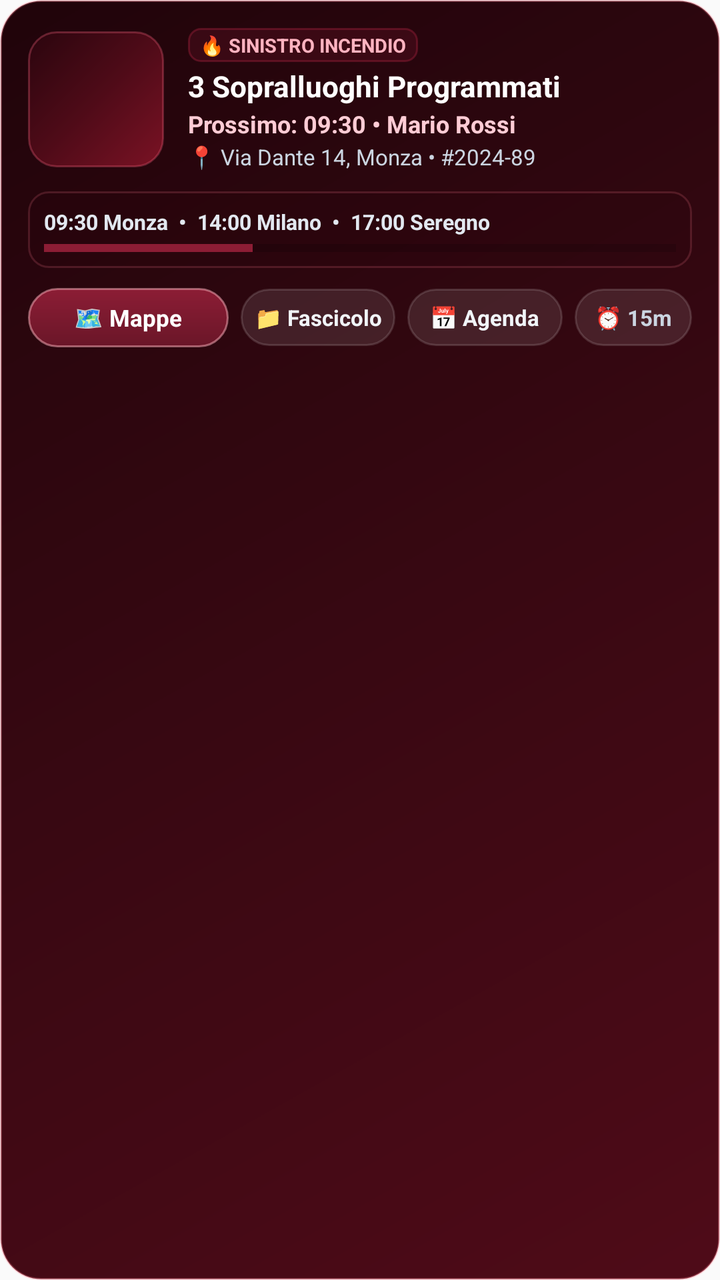
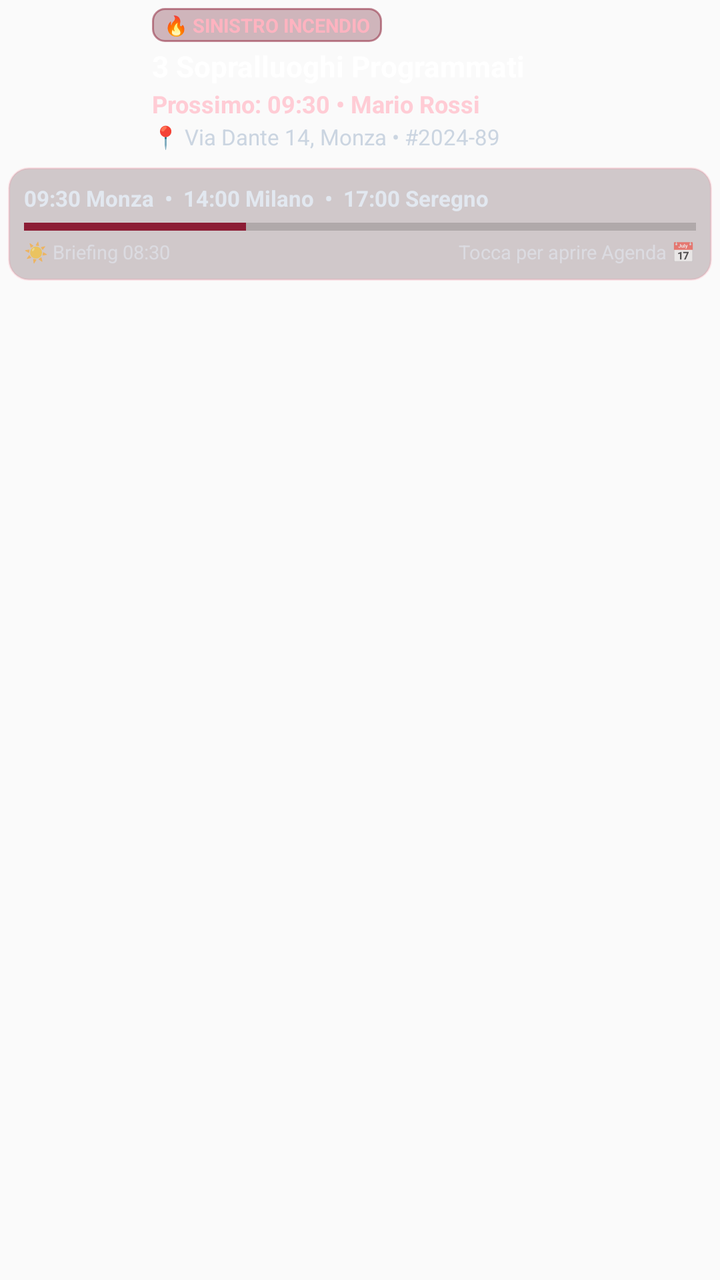

The first picture is an Android layout as it rendered before a commit; the second is the same layout after the commit. The layout source and the unified diff follow.
<!-- AndroidManifest.xml: application theme Theme.AssistentePeritoMobile -->
<!-- res/layout/view_notification_briefing_expanded.xml -->
<?xml version="1.0" encoding="utf-8"?>
<LinearLayout xmlns:android="http://schemas.android.com/apk/res/android"
    android:id="@+id/notif_expanded_root"
    android:layout_width="match_parent"
    android:layout_height="wrap_content"
    android:background="@drawable/bg_notification_card"
    android:orientation="vertical"
    android:padding="14dp">

    
    <LinearLayout
        android:layout_width="match_parent"
        android:layout_height="wrap_content"
        android:gravity="center_vertical"
        android:orientation="horizontal">

        
        <ImageView
            android:id="@+id/notif_expanded_cover"
            android:layout_width="68dp"
            android:layout_height="68dp"
            android:background="@drawable/bg_notification_cover"
            android:contentDescription="Copertina Data e Stato"
            android:scaleType="centerCrop" />

        
        <LinearLayout
            android:layout_width="0dp"
            android:layout_height="wrap_content"
            android:layout_marginStart="12dp"
            android:layout_weight="1"
            android:orientation="vertical">

            
            <TextView
                android:id="@+id/notif_expanded_category"
                android:layout_width="wrap_content"
                android:layout_height="wrap_content"
                android:background="@drawable/bg_category_pill"
                android:ellipsize="end"
                android:maxLines="1"
                android:paddingStart="6dp"
                android:paddingTop="2dp"
                android:paddingEnd="6dp"
                android:paddingBottom="2dp"
                android:text="🔥 SINISTRO INCENDIO"
                android:textColor="#FFFFB3C0"
                android:textSize="9.5sp"
                android:textStyle="bold" />

            
            <TextView
                android:id="@+id/notif_expanded_title"
                android:layout_width="match_parent"
                android:layout_height="wrap_content"
                android:layout_marginTop="2dp"
                android:ellipsize="end"
                android:maxLines="1"
                android:text="3 Sopralluoghi Programmati"
                android:textColor="#FFFFFFFF"
                android:textSize="14.5sp"
                android:textStyle="bold" />

            
            <TextView
                android:id="@+id/notif_expanded_subtitle"
                android:layout_width="match_parent"
                android:layout_height="wrap_content"
                android:layout_marginTop="1dp"
                android:ellipsize="end"
                android:maxLines="1"
                android:text="Prossimo: 09:30 • Mario Rossi"
                android:textColor="#FFFFCCD5"
                android:textSize="12sp"
                android:textStyle="bold" />

            
            <TextView
                android:id="@+id/notif_expanded_location"
                android:layout_width="match_parent"
                android:layout_height="wrap_content"
                android:layout_marginTop="1dp"
                android:ellipsize="end"
                android:maxLines="1"
                android:text="📍 Via Dante 14, Monza • #2024-89"
                android:textColor="#FFCBD5E1"
                android:textSize="11sp" />
        </LinearLayout>

    </LinearLayout>

    
    <LinearLayout
        android:id="@+id/notif_expanded_timeline_box"
        android:layout_width="match_parent"
        android:layout_height="wrap_content"
        android:layout_marginTop="10dp"
        android:background="@drawable/bg_timeline_track"
        android:orientation="vertical"
        android:padding="8dp">

        <TextView
            android:id="@+id/notif_expanded_timeline_text"
            android:layout_width="match_parent"
            android:layout_height="wrap_content"
            android:ellipsize="end"
            android:maxLines="1"
            android:text="09:30 Monza  •  14:00 Milano  •  17:00 Seregno"
            android:textColor="#FFE2E8F0"
            android:textSize="10.5sp"
            android:textStyle="bold" />

        <ProgressBar
            android:id="@+id/notif_expanded_progress"
            style="?android:attr/progressBarStyleHorizontal"
            android:layout_width="match_parent"
            android:layout_height="4dp"
            android:layout_marginTop="4dp"
            android:indeterminate="false"
            android:max="100"
            android:progress="33"
            android:progressTint="#FF8C1D35" />
    </LinearLayout>

    
    <LinearLayout
        android:layout_width="match_parent"
        android:layout_height="wrap_content"
        android:layout_marginTop="10dp"
        android:gravity="center_vertical"
        android:orientation="horizontal">

        <TextView
            android:id="@+id/notif_action_maps"
            android:layout_width="0dp"
            android:layout_height="wrap_content"
            android:layout_marginEnd="6dp"
            android:layout_weight="1.3"
            android:background="@drawable/bg_notification_action_primary"
            android:gravity="center"
            android:paddingTop="7dp"
            android:paddingBottom="7dp"
            android:text="🗺️ Mappe"
            android:textColor="#FFFFFFFF"
            android:textSize="11.5sp"
            android:textStyle="bold" />

        <TextView
            android:id="@+id/notif_action_dossier"
            android:layout_width="0dp"
            android:layout_height="wrap_content"
            android:layout_marginEnd="6dp"
            android:layout_weight="1"
            android:background="@drawable/bg_notification_action_secondary"
            android:gravity="center"
            android:paddingTop="7dp"
            android:paddingBottom="7dp"
            android:text="📁 Fascicolo"
            android:textColor="#FFF1F5F9"
            android:textSize="11sp"
            android:textStyle="bold" />

        <TextView
            android:id="@+id/notif_action_agenda"
            android:layout_width="0dp"
            android:layout_height="wrap_content"
            android:layout_marginEnd="6dp"
            android:layout_weight="1"
            android:background="@drawable/bg_notification_action_secondary"
            android:gravity="center"
            android:paddingTop="7dp"
            android:paddingBottom="7dp"
            android:text="📅 Agenda"
            android:textColor="#FFF1F5F9"
            android:textSize="11sp"
            android:textStyle="bold" />

        <TextView
            android:id="@+id/notif_action_snooze"
            android:layout_width="wrap_content"
            android:layout_height="wrap_content"
            android:background="@drawable/bg_notification_action_secondary"
            android:gravity="center"
            android:paddingStart="10dp"
            android:paddingTop="7dp"
            android:paddingEnd="10dp"
            android:paddingBottom="7dp"
            android:text="⏰ 15m"
            android:textColor="#FFCBD5E1"
            android:textSize="11sp"
            android:textStyle="bold" />

    </LinearLayout>

</LinearLayout>
<!-- resources referenced by this layout -->
<resources>
  <!-- drawable bg_category_pill (drawable) -->
  <?xml version="1.0" encoding="utf-8"?>
  <shape xmlns:android="http://schemas.android.com/apk/res/android"
      android:shape="rectangle">
      <solid android:color="#4D6A1628" />
      <corners android:radius="6dp" />
      <stroke
          android:width="1dp"
          android:color="#808C1D35" />
  </shape>
  <!-- drawable bg_notification_action_primary (drawable) -->
  <?xml version="1.0" encoding="utf-8"?>
  <shape xmlns:android="http://schemas.android.com/apk/res/android"
      android:shape="rectangle">
      <gradient
          android:angle="90"
          android:startColor="#6A1628"
          android:endColor="#8C1D35"
          android:type="linear" />
      <corners android:radius="999dp" />
      <stroke
          android:width="1dp"
          android:color="#80FFB3C0" />
  </shape>
  <!-- drawable bg_notification_action_secondary (drawable) -->
  <?xml version="1.0" encoding="utf-8"?>
  <shape xmlns:android="http://schemas.android.com/apk/res/android"
      android:shape="rectangle">
      <solid android:color="#1AFFFFFF" />
      <corners android:radius="999dp" />
      <stroke
          android:width="1dp"
          android:color="#24FFFFFF" />
  </shape>
  <!-- drawable bg_notification_card (drawable) -->
  <?xml version="1.0" encoding="utf-8"?>
  <shape xmlns:android="http://schemas.android.com/apk/res/android"
      android:shape="rectangle">
      <gradient
          android:angle="135"
          android:startColor="#4F0B18"
          android:centerColor="#380812"
          android:endColor="#20040A"
          android:type="linear" />
      <corners android:radius="20dp" />
      <stroke
          android:width="1dp"
          android:color="#4DFF7D90" />
  </shape>
  <!-- drawable bg_notification_cover (drawable) -->
  <?xml version="1.0" encoding="utf-8"?>
  <shape xmlns:android="http://schemas.android.com/apk/res/android"
      android:shape="rectangle">
      <gradient
          android:angle="135"
          android:startColor="#7A1224"
          android:centerColor="#4F0B18"
          android:endColor="#2B050E"
          android:type="linear" />
      <corners android:radius="14dp" />
      <stroke
          android:width="1dp"
          android:color="#4DFF6482" />
  </shape>
  <!-- drawable bg_timeline_track (drawable) -->
  <?xml version="1.0" encoding="utf-8"?>
  <shape xmlns:android="http://schemas.android.com/apk/res/android"
      android:shape="rectangle">
      <solid android:color="#332A040D" />
      <corners android:radius="10dp" />
      <stroke
          android:width="1dp"
          android:color="#2EFF7D90" />
  </shape>
  <style name="Theme.AssistentePeritoMobile" parent="android:Theme.Material.Light.NoActionBar" />
</resources>

<!-- the commit's change to res/layout/view_notification_briefing_expanded.xml (unified diff, before → after) -->
@@ -3,9 +3,11 @@
     android:id="@+id/notif_expanded_root"
     android:layout_width="match_parent"
     android:layout_height="wrap_content"
-    android:background="@drawable/bg_notification_card"
     android:orientation="vertical"
-    android:padding="14dp">
+    android:paddingStart="4dp"
+    android:paddingTop="4dp"
+    android:paddingEnd="4dp"
+    android:paddingBottom="4dp">
 
     
     <LinearLayout
@@ -17,9 +19,8 @@
         
         <ImageView
             android:id="@+id/notif_expanded_cover"
-            android:layout_width="68dp"
-            android:layout_height="68dp"
-            android:background="@drawable/bg_notification_cover"
+            android:layout_width="60dp"
+            android:layout_height="60dp"
             android:contentDescription="Copertina Data e Stato"
             android:scaleType="centerCrop" />
 
@@ -94,7 +95,7 @@
         android:id="@+id/notif_expanded_timeline_box"
         android:layout_width="match_parent"
         android:layout_height="wrap_content"
-        android:layout_marginTop="10dp"
+        android:layout_marginTop="8dp"
         android:background="@drawable/bg_timeline_track"
         android:orientation="vertical"
         android:padding="8dp">
@@ -107,7 +108,7 @@
             android:maxLines="1"
             android:text="09:30 Monza  •  14:00 Milano  •  17:00 Seregno"
             android:textColor="#FFE2E8F0"
-            android:textSize="10.5sp"
+            android:textSize="11sp"
             android:textStyle="bold" />
 
         <ProgressBar
@@ -115,80 +116,36 @@
             style="?android:attr/progressBarStyleHorizontal"
             android:layout_width="match_parent"
             android:layout_height="4dp"
-            android:layout_marginTop="4dp"
+            android:layout_marginTop="5dp"
             android:indeterminate="false"
             android:max="100"
             android:progress="33"
             android:progressTint="#FF8C1D35" />
-    </LinearLayout>
 
-    
-    <LinearLayout
-        android:layout_width="match_parent"
-        android:layout_height="wrap_content"
-        android:layout_marginTop="10dp"
-        android:gravity="center_vertical"
-        android:orientation="horizontal">
+        
+        <LinearLayout
+            android:layout_width="match_parent"
+            android:layout_height="wrap_content"
+            android:layout_marginTop="4dp"
+            android:orientation="horizontal">
 
-        <TextView
-            android:id="@+id/notif_action_maps"
-            android:layout_width="0dp"
-            android:layout_height="wrap_content"
-            android:layout_marginEnd="6dp"
-            android:layout_weight="1.3"
-            android:background="@drawable/bg_notification_action_primary"
-            android:gravity="center"
-            android:paddingTop="7dp"
-            android:paddingBottom="7dp"
-            android:text="🗺️ Mappe"
-            android:textColor="#FFFFFFFF"
-            android:textSize="11.5sp"
-            android:textStyle="bold" />
+            <TextView
+                android:id="@+id/notif_expanded_track_start"
+                android:layout_width="0dp"
+                android:layout_height="wrap_content"
+                android:layout_weight="1"
+                android:text="☀️ Briefing 08:30"
+                android:textColor="#99E2E8F0"
+                android:textSize="9.5sp" />
 
-        <TextView
-            android:id="@+id/notif_action_dossier"
-            android:layout_width="0dp"
-            android:layout_height="wrap_content"
-            android:layout_marginEnd="6dp"
-            android:layout_weight="1"
-            android:background="@drawable/bg_notification_action_secondary"
-            android:gravity="center"
-            android:paddingTop="7dp"
-            android:paddingBottom="7dp"
-            android:text="📁 Fascicolo"
-            android:textColor="#FFF1F5F9"
-            android:textSize="11sp"
-            android:textStyle="bold" />
-
-        <TextView
-            android:id="@+id/notif_action_agenda"
-            android:layout_width="0dp"
-            android:layout_height="wrap_content"
-            android:layout_marginEnd="6dp"
-            android:layout_weight="1"
-            android:background="@drawable/bg_notification_action_secondary"
-            android:gravity="center"
-            android:paddingTop="7dp"
-            android:paddingBottom="7dp"
-            android:text="📅 Agenda"
-            android:textColor="#FFF1F5F9"
-            android:textSize="11sp"
-            android:textStyle="bold" />
-
-        <TextView
-            android:id="@+id/notif_action_snooze"
-            android:layout_width="wrap_content"
-            android:layout_height="wrap_content"
-            android:background="@drawable/bg_notification_action_secondary"
-            android:gravity="center"
-            android:paddingStart="10dp"
-            android:paddingTop="7dp"
-            android:paddingEnd="10dp"
-            android:paddingBottom="7dp"
-            android:text="⏰ 15m"
-            android:textColor="#FFCBD5E1"
-            android:textSize="11sp"
-            android:textStyle="bold" />
+            <TextView
+                android:id="@+id/notif_expanded_track_end"
+                android:layout_width="wrap_content"
+                android:layout_height="wrap_content"
+                android:text="Tocca per aprire Agenda 📅"
+                android:textColor="#99E2E8F0"
+                android:textSize="9.5sp" />
+        </LinearLayout>
 
     </LinearLayout>
 
<!-- resource entries referenced after the edit -->
@@ -9,60 +9,6 @@
       <stroke
           android:width="1dp"
           android:color="#808C1D35" />
-  </shape>
-  <!-- drawable bg_notification_action_primary (drawable) -->
-  <?xml version="1.0" encoding="utf-8"?>
-  <shape xmlns:android="http://schemas.android.com/apk/res/android"
-      android:shape="rectangle">
-      <gradient
-          android:angle="90"
-          android:startColor="#6A1628"
-          android:endColor="#8C1D35"
-          android:type="linear" />
-      <corners android:radius="999dp" />
-      <stroke
-          android:width="1dp"
-          android:color="#80FFB3C0" />
-  </shape>
-  <!-- drawable bg_notification_action_secondary (drawable) -->
-  <?xml version="1.0" encoding="utf-8"?>
-  <shape xmlns:android="http://schemas.android.com/apk/res/android"
-      android:shape="rectangle">
-      <solid android:color="#1AFFFFFF" />
-      <corners android:radius="999dp" />
-      <stroke
-          android:width="1dp"
-          android:color="#24FFFFFF" />
-  </shape>
-  <!-- drawable bg_notification_card (drawable) -->
-  <?xml version="1.0" encoding="utf-8"?>
-  <shape xmlns:android="http://schemas.android.com/apk/res/android"
-      android:shape="rectangle">
-      <gradient
-          android:angle="135"
-          android:startColor="#4F0B18"
-          android:centerColor="#380812"
-          android:endColor="#20040A"
-          android:type="linear" />
-      <corners android:radius="20dp" />
-      <stroke
-          android:width="1dp"
-          android:color="#4DFF7D90" />
-  </shape>
-  <!-- drawable bg_notification_cover (drawable) -->
-  <?xml version="1.0" encoding="utf-8"?>
-  <shape xmlns:android="http://schemas.android.com/apk/res/android"
-      android:shape="rectangle">
-      <gradient
-          android:angle="135"
-          android:startColor="#7A1224"
-          android:centerColor="#4F0B18"
-          android:endColor="#2B050E"
-          android:type="linear" />
-      <corners android:radius="14dp" />
-      <stroke
-          android:width="1dp"
-          android:color="#4DFF6482" />
   </shape>
   <!-- drawable bg_timeline_track (drawable) -->
   <?xml version="1.0" encoding="utf-8"?>
